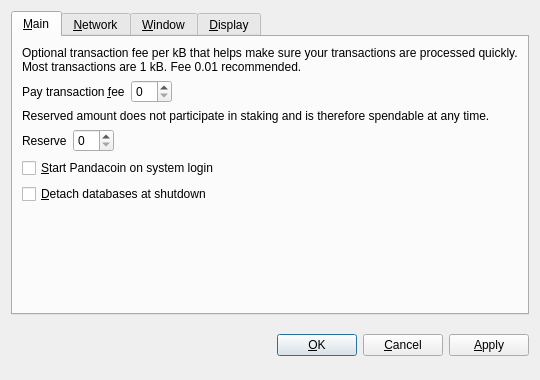
Old version of the form src/qt/forms/optionsdialog.ui in the repository coinkeeper/2015-04-19_21-22_pandacoin.
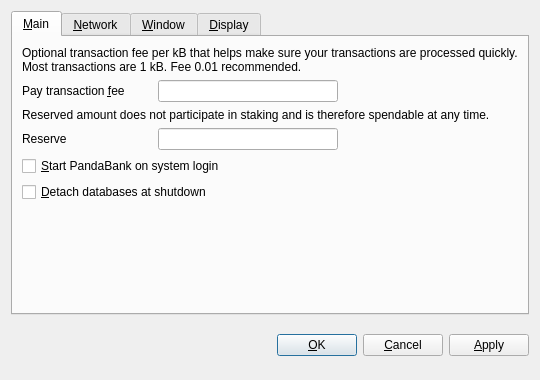
New version of the form. Custom widgets are drawn as their Qt base class.

Commit message: Implement PandaBank.

Diff of the .ui file:
```diff
--- a/src/qt/forms/optionsdialog.ui
+++ b/src/qt/forms/optionsdialog.ui
@@ -47,6 +47,12 @@
         <layout class="QHBoxLayout" name="horizontalLayoutFee">
          <item>
           <widget class="QLabel" name="transactionFeeLabel">
+           <property name="minimumSize">
+            <size>
+             <width>130</width>
+             <height>0</height>
+            </size>
+           </property>
            <property name="text">
             <string>Pay transaction &amp;fee</string>
            </property>
@@ -93,6 +99,12 @@
         <layout class="QHBoxLayout" name="horizontalLayoutReserveBalance">
          <item>
           <widget class="QLabel" name="reserveBalanceLabel">
+           <property name="minimumSize">
+            <size>
+             <width>130</width>
+             <height>0</height>
+            </size>
+           </property>
            <property name="text">
             <string>Reserve</string>
            </property>
@@ -128,7 +140,7 @@
           <string>Automatically start Pandacoin after logging in to the system.</string>
          </property>
          <property name="text">
-          <string>&amp;Start Pandacoin on system login</string>
+          <string>&amp;Start PandaBank on system login</string>
          </property>
         </widget>
        </item>
@@ -497,19 +509,20 @@
  <customwidgets>
   <customwidget>
    <class>BitcoinAmountField</class>
-   <extends>QSpinBox</extends>
+   <extends>QLineEdit</extends>
    <header>bitcoinamountfield.h</header>
+   <container>1</container>
+  </customwidget>
+  <customwidget>
+   <class>QValidatedLineEdit</class>
+   <extends>QLineEdit</extends>
+   <header>qvalidatedlineedit.h</header>
   </customwidget>
   <customwidget>
    <class>QValueComboBox</class>
    <extends>QComboBox</extends>
    <header>qvaluecombobox.h</header>
   </customwidget>
-  <customwidget>
-   <class>QValidatedLineEdit</class>
-   <extends>QLineEdit</extends>
-   <header>qvalidatedlineedit.h</header>
-  </customwidget>
  </customwidgets>
  <resources/>
  <connections/>
```
Left out of the diff: 8 changed lines with no effect on the pictures. The commit also changes 115 other files.
